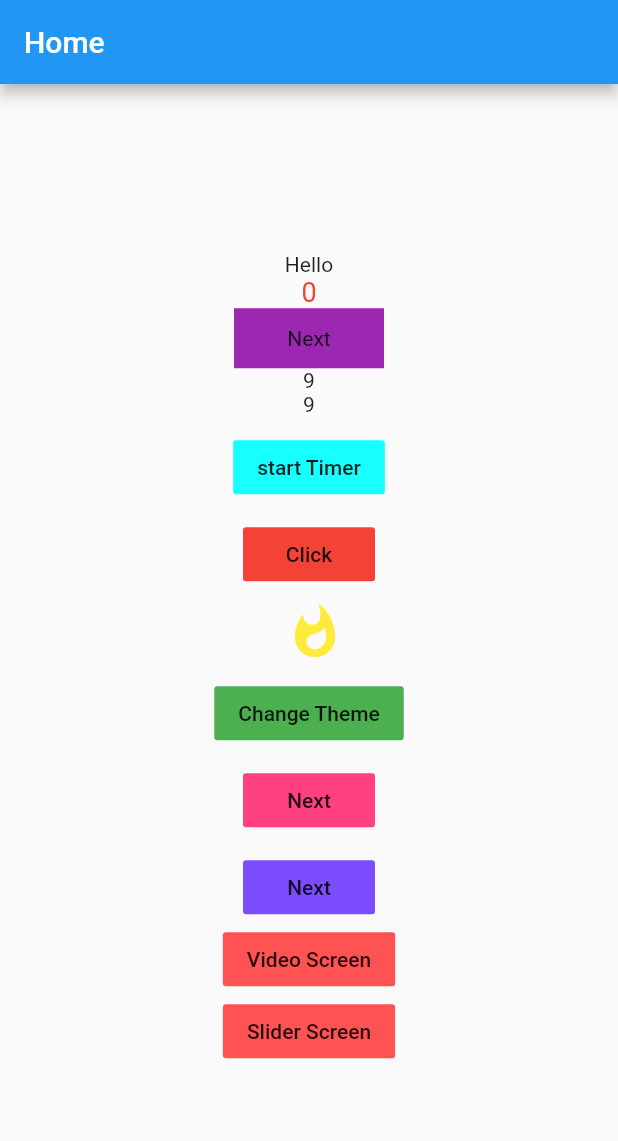
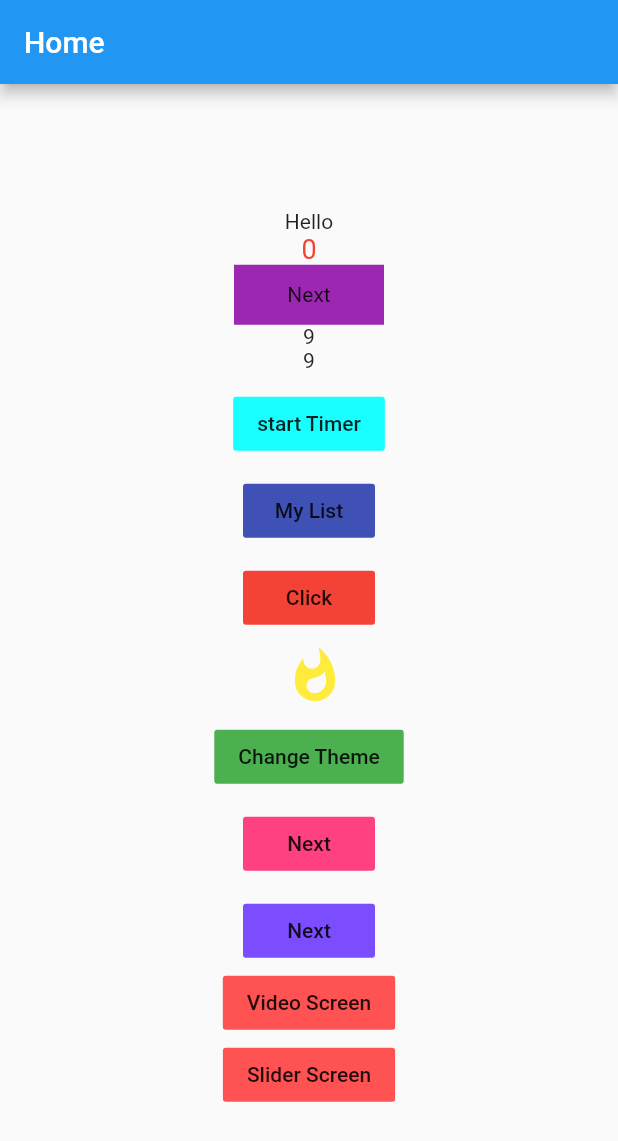
Before and after one commit to roshan1960701/Getx_practise, a Flutter app: the screen it shows after launch, on a phone screen of 412 x 824 dp. Shown: the top 1141 px of the screen. Run offline on Flutter 3.47's test engine with Material 2 defaults, Android fonts, the phone set to English and light mode, and no system bars; our stand-ins replace better_player, carousel_slider, get, smooth_page_indicator; missing offline and left inert: ink_page_indicator.

```diff
--- a/lib/Pages/Home/Controller/home_controller.dart
+++ b/lib/Pages/Home/Controller/home_controller.dart
@@ -10,6 +10,8 @@ class HomeController extends GetxController{
    RxBool like = false.obs;
    RxBool theme = false.obs;
    var no = 100;
+   var mylist = ['India','Russia','Ireland','Australia','New Zealand','Canada','UK','US'];
+   var newList = [].obs;
 
 
 
@@ -51,6 +53,9 @@ class HomeController extends GetxController{
   void onInit() {
     super.onInit();
     remaining.bindStream(timer());
+    mylist.forEach((element) {
+      newList.add(element);
+    });
     print('this is init method');
   }
 }
--- a/lib/Pages/Home/View/home.dart
+++ b/lib/Pages/Home/View/home.dart
@@ -3,6 +3,7 @@ import 'dart:ui';
 import 'package:flutter/material.dart';
 import 'package:get/get.dart';
 import 'package:getx_app/Pages/Home/Controller/home_controller.dart';
+import 'package:getx_app/Pages/Home/View/list_screen.dart';
 import 'package:getx_app/Pages/Home/View/secondPage.dart';
 import 'package:getx_app/Services/api_service.dart';
 class HomeScreen extends StatefulWidget {
@@ -69,6 +70,13 @@ class _HomeScreenState extends State<HomeScreen> {
                 }, child: Text('start Timer')),
             const SizedBox(height: 10.0,),
             FlatButton(
+                color: Colors.indigo,
+                onPressed: ()async{
+                  Get.to(const ListScreen());
+                  // Get.snackbar('Hey','This is snackbar',snackPosition: SnackPosition.BOTTOM,);
+                }, child: Text('My List')),
+            const SizedBox(height: 10.0,),
+            FlatButton(
                 color: Colors.red,
                 onPressed: ()async{
                   homeController.setName();
```
Also changed, not shown: lib/Pages/Home/View/list_screen.dart (added, +63 -0 lines).
